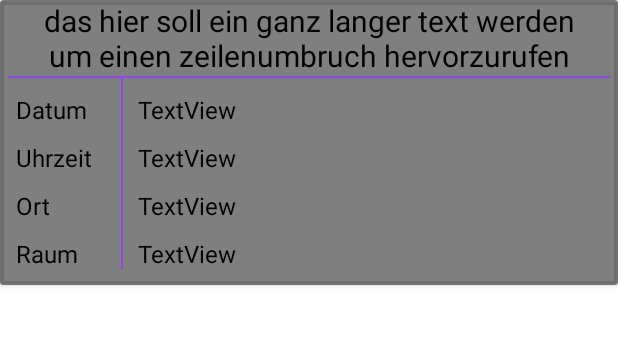
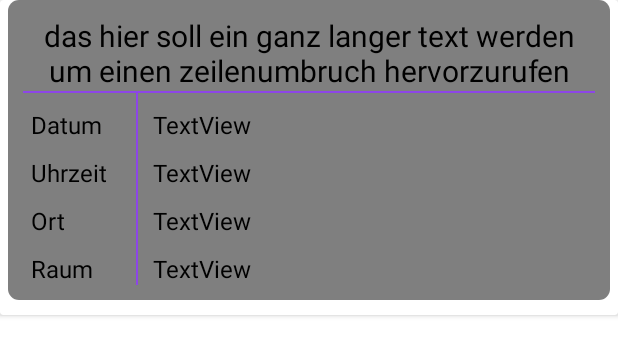
Before and after one commit to janknob/SE2, an Android app: the layout cardview_universityevents.xml on its own in the app's theme, with its tools: preview values and no code run, on a phone screen of 412 x 824 dp. Shown: the top 356 px of the screen. Run offline under Robolectric (Android 15) with nearby library versions, the phone set to English and light mode, and no system bars.

Commit message:
Design, layout_bg.xml

```diff
--- a/StudisApp/app/src/main/res/drawable/layout_bg.xml
+++ b/StudisApp/app/src/main/res/drawable/layout_bg.xml
@@ -1,8 +1,12 @@
 <?xml version="1.0" encoding="utf-8"?>
-<selector xmlns:android="http://schemas.android.com/apk/res/android">
-    <shape xmlns:android="http://schemas.android.com/apk/res/android">
-        <solid android:color="#FFFFFF"/>
-        <corners android:radius="10dp"/>
-        <padding android:left="0dp" android:top="0dp" android:right="0dp" android:bottom="0dp" />
+    <shape xmlns:android="http://schemas.android.com/apk/res/android"
+        android:shape="rectangle">
+
+        <gradient android:startColor="@color/purpleMain" android:endColor="@color/blueMain"
+            android:angle="225"/>
+
+        <solid android:color="@color/glass" />
+
+        <corners android:bottomRightRadius="7dp" android:bottomLeftRadius="7dp"
+            android:topLeftRadius="7dp" android:topRightRadius="7dp"/>
     </shape>
-</selector>
--- a/StudisApp/app/src/main/res/layout/activity_edit_profile.xml
+++ b/StudisApp/app/src/main/res/layout/activity_edit_profile.xml
@@ -69,7 +69,7 @@
                         <TextView
                             android:layout_width="wrap_content"
                             android:layout_height="wrap_content"
-                            android:text="Benutzername"
+                            android:text="@string/username"
                             android:textColor="@color/black"
                             android:textSize="13sp" />
 
--- a/StudisApp/app/src/main/res/layout/cardview_tasks.xml
+++ b/StudisApp/app/src/main/res/layout/cardview_tasks.xml
@@ -12,7 +12,7 @@
         android:layout_height="match_parent"
         android:paddingStart="15dp"
         android:paddingEnd="15dp"
-        android:background="@color/glass">
+        android:background="@drawable/layout_bg">
 
 
         <TextView
--- a/StudisApp/app/src/main/res/layout/cardview_universityevents.xml
+++ b/StudisApp/app/src/main/res/layout/cardview_universityevents.xml
@@ -4,8 +4,6 @@
     android:layout_width="match_parent"
     android:layout_height="wrap_content"
     android:padding="10dp"
-    app:cardBackgroundColor="@color/cardBackground"
-    android:backgroundTint="@color/glass"
     app:contentPaddingBottom="10dp"
     app:contentPaddingLeft="5dp"
     app:contentPaddingRight="5dp">
@@ -13,6 +11,8 @@
     <LinearLayout
         android:layout_width="match_parent"
         android:layout_height="match_parent"
+        android:background="@drawable/layout_bg"
+        android:padding="10dp"
         android:orientation="vertical">
 
         <TextView
--- a/StudisApp/app/src/main/res/layout/post_item.xml
+++ b/StudisApp/app/src/main/res/layout/post_item.xml
@@ -9,7 +9,7 @@
         android:layout_width="match_parent"
         android:layout_height="wrap_content"
         android:layout_marginBottom="10dp"
-        android:background="@color/glass"
+        android:background="@drawable/layout_bg"
         android:layout_margin="10dp"
         android:id="@+id/ll_post"
         android:orientation="vertical">
```
Also changed, not shown: StudisApp/app/src/main/res/values/strings.xml (+6 -2 lines).
